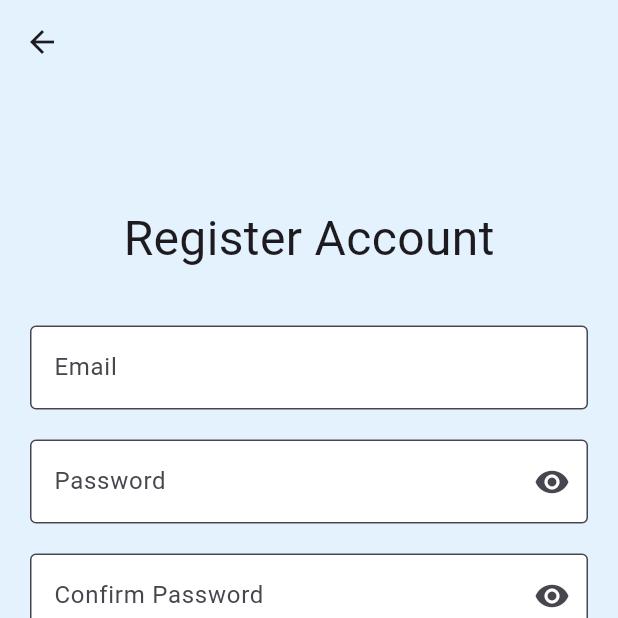
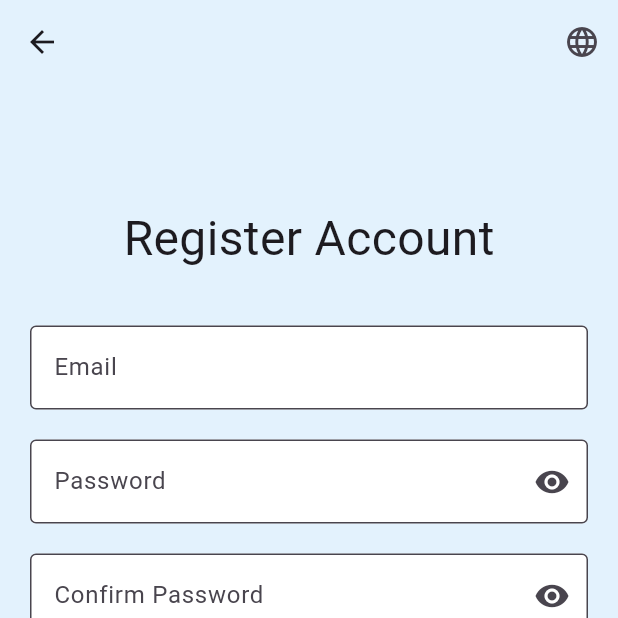
Before and after one commit to limys0713/Flutter_Projects, a Flutter app: the screen it shows after launch, after a tap on "Don't have an account? Register here", on a phone screen of 412 x 824 dp, the top half of it. Run offline on Flutter 3.47's test engine with Material 3 defaults, Android fonts, the phone set to English and light mode, and no system bars; our stand-ins replace firebase_auth, firebase_core, just_audio; missing offline and left inert: record; accounts and stored records are empty.

Commit message:
Build language change (Logic & UI)
Using language_mapping.dart to change the text of the language, learn that setState in parent class and pass to children class so can pass final var or function (It will build the page again in parent class when the language changed)

```diff
--- a/finalproject_coursework/lib/register_page.dart
+++ b/finalproject_coursework/lib/register_page.dart
@@ -1,8 +1,11 @@
 import 'package:flutter/material.dart';
 import 'package:firebase_auth/firebase_auth.dart';
+import 'package:finalproject_coursework/language_mapping.dart';
 
 class RegisterPage extends StatefulWidget {
-  const RegisterPage({super.key});
+  final String selectedLanguage;
+  final ValueChanged<String> onLanguageChanged;
+  const RegisterPage({super.key, required this.selectedLanguage, required this.onLanguageChanged});
 
   @override
   State<RegisterPage> createState() => _RegisterPageState();
@@ -32,14 +35,14 @@ class _RegisterPageState extends State<RegisterPage> {
 
     if(email.isEmpty || password.isEmpty || confirmPassword.isEmpty){
       ScaffoldMessenger.of(context).showSnackBar(
-        SnackBar(content: Text('Please fill in all fields'))
+        SnackBar(content: Text(textLanguage[widget.selectedLanguage]!['pleaseFillAll']!))
       );
       return;
     }
 
     if(password != confirmPassword){
       ScaffoldMessenger.of(context).showSnackBar(
-          SnackBar(content: Text('Passwords do not match'))
+          SnackBar(content: Text(textLanguage[widget.selectedLanguage]!['passwordNotMatch']!))
       );
       return;
     }
@@ -56,7 +59,7 @@ class _RegisterPageState extends State<RegisterPage> {
       if (!mounted) return;
 
       ScaffoldMessenger.of(context).showSnackBar(
-          SnackBar(content: Text('Registration successful!'))
+          SnackBar(content: Text(textLanguage[widget.selectedLanguage]!['registerSuccess']!))
       );
 
       // Navigate back to login
@@ -65,7 +68,7 @@ class _RegisterPageState extends State<RegisterPage> {
 
     } catch(e){
       ScaffoldMessenger.of(context).showSnackBar(
-          SnackBar(content: Text('Registration failed: ${e.toString()}'))
+          SnackBar(content: Text('${textLanguage[widget.selectedLanguage]!['registerFail']!}: ${e.toString()}'))
       );
     }
   }
@@ -73,21 +76,33 @@ class _RegisterPageState extends State<RegisterPage> {
   @override
   Widget build(BuildContext context) {
     return Scaffold(
-      appBar: AppBar(backgroundColor: Colors.blue[50]),
+      appBar: AppBar(
+        backgroundColor: Colors.blue[50],
+        actions: [
+          PopupMenuButton(
+            icon: Icon(Icons.language),
+            onSelected: widget.onLanguageChanged,
+            itemBuilder: (BuildContext context) => [
+              PopupMenuItem(value: 'en', child: Text('English')), // value is the thing that gets returned when that item is clicked
+              PopupMenuItem(value: 'zh', child: Text('中文'))
+            ]
+          )
+        ],
+      ),
       backgroundColor: Colors.blue[50],
       body: Padding(
         padding: const EdgeInsets.symmetric(vertical: 80, horizontal: 20),
         child: Column(
           mainAxisSize: MainAxisSize.min,
           children: [
-            Text('Register Account', style: TextStyle(fontSize: 32)),
+            Text(textLanguage[widget.selectedLanguage]!['registerAccount']!, style: TextStyle(fontSize: 32)),
             SizedBox(height: 35),
             /* Email Text Field */
             TextField(
               controller: emailController,
               decoration: InputDecoration(
                 border: OutlineInputBorder(),
-                labelText: 'Email',
+                labelText: textLanguage[widget.selectedLanguage]!['email']!,
                 filled: true,
                 fillColor: Colors.white
               ),
@@ -99,7 +114,7 @@ class _RegisterPageState extends State<RegisterPage> {
               obscureText: _obscurePassword,
               decoration: InputDecoration(
                 border: OutlineInputBorder(),
-                labelText: 'Password',
+                labelText: textLanguage[widget.selectedLanguage]!['password']!,
                 filled: true,
                 fillColor: Colors.white,
                 suffixIcon: IconButton(
@@ -119,7 +134,7 @@ class _RegisterPageState extends State<RegisterPage> {
               obscureText: _confirmObscurePassword,
               decoration: InputDecoration(
                 border: OutlineInputBorder(),
-                labelText: 'Confirm Password',
+                labelText: textLanguage[widget.selectedLanguage]!['confirmPassword']!,
                 filled: true,
                 fillColor: Colors.white,
                 suffixIcon: IconButton(
@@ -136,7 +151,7 @@ class _RegisterPageState extends State<RegisterPage> {
             ElevatedButton(
                 onPressed: handleRegister,  // Jump to handleRegister function
                 style: ElevatedButton.styleFrom(backgroundColor: Colors.white),
-                child: Text('Register')
+                child: Text(textLanguage[widget.selectedLanguage]!['register']!)
             )
           ],
         ),
--- a/finalproject_coursework/lib/userlogin.dart
+++ b/finalproject_coursework/lib/userlogin.dart
@@ -3,6 +3,7 @@ import 'package:finalproject_coursework/register_page.dart';
 import 'package:flutter/material.dart';
 import 'package:firebase_auth/firebase_auth.dart';
 import 'package:finalproject_coursework/home_page.dart';
+import 'package:finalproject_coursework/language_mapping.dart';
 
 class UserLogin extends StatefulWidget {
   const UserLogin({super.key});
@@ -17,6 +18,7 @@ class _UserLoginState extends State<UserLogin> {
   final TextEditingController emailController = TextEditingController();
   final TextEditingController passwordController = TextEditingController();
   bool _obscurePassword = true;
+  String selectedLanguage = 'en';
 
   /* Dispose objects that managing system memory after the execution ends */
   @override
@@ -32,12 +34,12 @@ class _UserLoginState extends State<UserLogin> {
 
     if(email.isEmpty || password.isEmpty){
       ScaffoldMessenger.of(context).showSnackBar(
-        SnackBar(content: Text('Please enter bothe email and password')),
+        SnackBar(content: Text(textLanguage[selectedLanguage]!['pleaseEnterEmailPassword']!)),   // !: null check operator >> ensure that it is not null
       );
       return;
     }
 
-    try{  // Login in successful >> continue
+    try{  /* Login in successful >> continue */
       // FirebaseAuth object used to log in users
       await FirebaseAuth.instance.signInWithEmailAndPassword(
           email: email,
@@ -50,7 +52,7 @@ class _UserLoginState extends State<UserLogin> {
       if (!mounted) return;
 
       ScaffoldMessenger.of(context).showSnackBar(
-          SnackBar(content: Text('Login successful!'))
+          SnackBar(content: Text(textLanguage[selectedLanguage]!['loginSuccess']!))
       );
 
       // TODO: Navigate to another screen here
@@ -59,23 +61,43 @@ class _UserLoginState extends State<UserLogin> {
           MaterialPageRoute(builder: (context) => HomePage())
       );
 
-    } catch(e){ // Fail to login
+    } catch(e){ /* Fail to login */
       ScaffoldMessenger.of(context).showSnackBar(
-          SnackBar(content: Text('Login failed!: ${e.toString()}'))
+          SnackBar(content: Text('${textLanguage[selectedLanguage]!['loginFail']!} ${e.toString()}'))
       );
     }
   }
 
+  void handleLanguageChange(String lang){
+    setState(() {
+      selectedLanguage = lang;
+    });
+}
+
   @override
   Widget build(BuildContext context) {
     return Scaffold(
-      // appBar: AppBar(
-      //   title: const Text('User Login'),
-      // ),
+      appBar: AppBar(
+        backgroundColor: Colors.blue[50],
+        actions: [
+          PopupMenuButton<String>(
+            icon: const Icon(Icons.language),
+            onSelected: (String language){
+              setState(() {
+                selectedLanguage = language;
+              });
+            },
+            itemBuilder: (BuildContext context) => [
+              const PopupMenuItem(value: 'en', child: Text('English')),
+              const PopupMenuItem(value: 'zh', child: Text('中文')),
+            ]
+          )
+        ],
+      ),
       backgroundColor: Colors.blue[50],
       // User Login UI
       body: SingleChildScrollView(
-        padding: EdgeInsets.symmetric(vertical: 120, horizontal: 20),
+        padding: EdgeInsets.symmetric(vertical: 80, horizontal: 20),
         child: Column(
           mainAxisSize: MainAxisSize.min, // Tells the Column to only occupy as much vertical space as its children need
           children: [
@@ -84,8 +106,9 @@ class _UserLoginState extends State<UserLogin> {
             //   'assets/images/healthcare_image.png',
             //   height: 120,
             // ),
+            /* App Title */
             Text(
-              'Healthcare Visit Helper APP',
+              textLanguage[selectedLanguage]!['appTitle']!,
               textAlign: TextAlign.center,
               style: TextStyle(
                 fontSize: 45,
@@ -95,13 +118,14 @@ class _UserLoginState extends State<UserLogin> {
               ),
             ),
             SizedBox(height: 45),
-            const Text('User Login', style: TextStyle(fontSize: 32)),
+            /* User Login Text */
+            Text(textLanguage[selectedLanguage]!['userLogin']!, style: TextStyle(fontSize: 32)),
             SizedBox(height: 20),  // Adds vertical spacing below the title
             /* Email Input */
             TextField(  // Widget class that used to get input
               controller: emailController,  // TextEditingController variable
               decoration: InputDecoration(
-                labelText: 'Email',
+                labelText: textLanguage[selectedLanguage]!['email']!,
                 border: OutlineInputBorder(),
                 filled: true,
                 fillColor: Colors.white
@@ -113,7 +137,7 @@ class _UserLoginState extends State<UserLogin> {
               controller: passwordController,
               obscureText: _obscurePassword,
               decoration: InputDecoration(
-                labelText: 'Password',
+                labelText: textLanguage[selectedLanguage]!['password']!,
                 border: OutlineInputBorder(),
                 filled: true,
                 fillColor: Colors.white,
@@ -128,14 +152,18 @@ class _UserLoginState extends State<UserLogin> {
               ),
             ),
             SizedBox(height: 6),
+            /* Forgot password >> reset password UI */
             TextButton(
                 onPressed: () {
                   Navigator.push(
                       context,
-                      MaterialPageRoute(builder: (context) => ChangePassword()) // Takes context as input and returns the screen/widget you want to display
+                      MaterialPageRoute(builder: (context) => ChangePassword(
+                        selectedLanguage: selectedLanguage,
+                        onLanguageChanged: handleLanguageChange
+                      )) // Takes context as input and returns the screen/widget you want to display
                   );
                 },
-                child: const Text('Forgot your password? Reset here')
+                child: Text(textLanguage[selectedLanguage]!['forgotPassword']!)
             ),
             SizedBox(height: 15),
             /* Login Button */
@@ -144,17 +172,20 @@ class _UserLoginState extends State<UserLogin> {
               style: ElevatedButton.styleFrom(
                 backgroundColor: Colors.white,
               ),
-              child: const Text('Login'),
+              child: Text(textLanguage[selectedLanguage]!['login']!),
             ),
             SizedBox(height: 65),
             TextButton(
                 onPressed: () {
                   Navigator.push(
                       context,
-                      MaterialPageRoute(builder: (context) => RegisterPage()) // Takes context as input and returns the screen/widget you want to display
+                      MaterialPageRoute(builder: (context) => RegisterPage(
+                        selectedLanguage: selectedLanguage,
+                        onLanguageChanged: handleLanguageChange
+                      )) // Takes context as input and returns the screen/widget you want to display
                   );
                 },
-                child: const Text('Don\'t have an account? Register here')
+                child: Text(textLanguage[selectedLanguage]!['dontHaveAccount']!)
             ),
           ],
         ),
```
Also changed, not shown: finalproject_coursework/lib/change_password.dart (+21 -7 lines).
